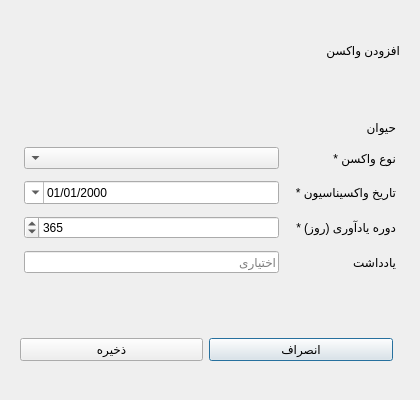
Before: the Qt Designer form addvaccinedialog.ui in Mohoya7/veterinary-vaccination-system, drawn with Qt 5.
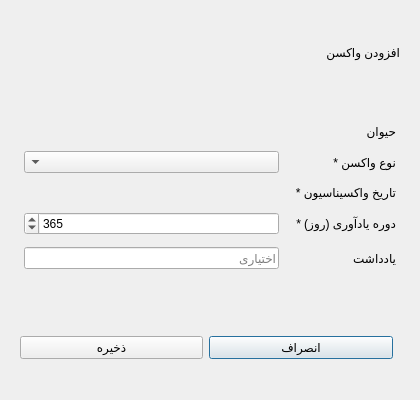
After: the same form once the commit is applied.

Commit message: feat: add PersianDatePicker and migrate all date inputs to Jalali

```diff
--- a/addvaccinedialog.ui
+++ b/addvaccinedialog.ui
@@ -41,7 +41,18 @@
       <item row="1" column="1"><widget class="QComboBox" name="vaccineTypeCombo"/></item>
 
       <item row="2" column="0"><widget class="QLabel"><property name="text"><string>تاریخ واکسیناسیون *</string></property></widget></item>
-      <item row="2" column="1"><widget class="QDateEdit" name="vaccinatedAtEdit"><property name="calendarPopup"><bool>true</bool></property><property name="displayFormat"><string>yyyy/MM/dd</string></property></widget></item>
+      <item row="2" column="1">
+       <widget class="QWidget" name="vaccinatedAtContainer">
+        <property name="minimumHeight"><number>46</number></property>
+        <layout class="QVBoxLayout" name="vaccinatedAtLayout">
+         <property name="spacing"><number>0</number></property>
+         <property name="leftMargin"><number>0</number></property>
+         <property name="rightMargin"><number>0</number></property>
+         <property name="topMargin"><number>0</number></property>
+         <property name="bottomMargin"><number>0</number></property>
+        </layout>
+       </widget>
+      </item>
 
       <item row="3" column="0"><widget class="QLabel"><property name="text"><string>دوره یادآوری (روز) *</string></property></widget></item>
       <item row="3" column="1">
```
The commit also changes 15 other files.
